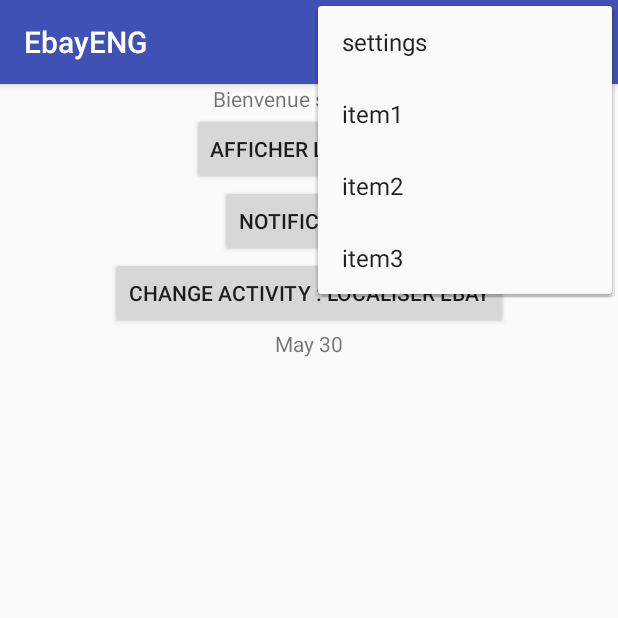
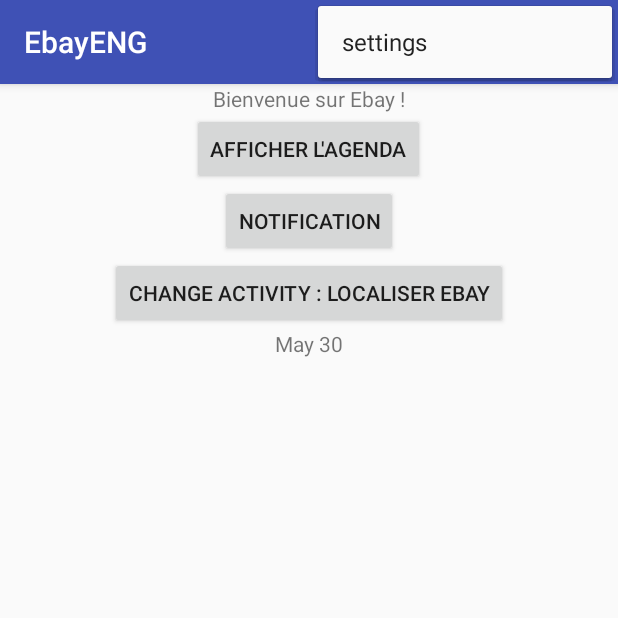
Before and after one commit to Axe1-5/ebay, an Android app: the screen it shows after launch (MainActivity), with the options menu open, on a phone screen of 412 x 824 dp, the top half of it. Run offline under Robolectric (Android 15) with nearby library versions, the phone set to English and light mode, and no system bars; 3 statements that could not run were skipped.

Commit message:
Petites corrections

```diff
--- a/app/src/main/res/menu/main_menu.xml
+++ b/app/src/main/res/menu/main_menu.xml
@@ -9,14 +9,5 @@
     <item
         android:id="@+id/settings"
         android:title="settings" />
-    <item
-        android:id="@+id/item1"
-        android:title="item1" />
-    <item
-        android:id="@+id/item2"
-        android:title="item2" />
-    <item
-        android:id="@+id/item3"
-        android:title="item3" />
 
 </menu>
```
Also changed, not shown: 1 other file.
